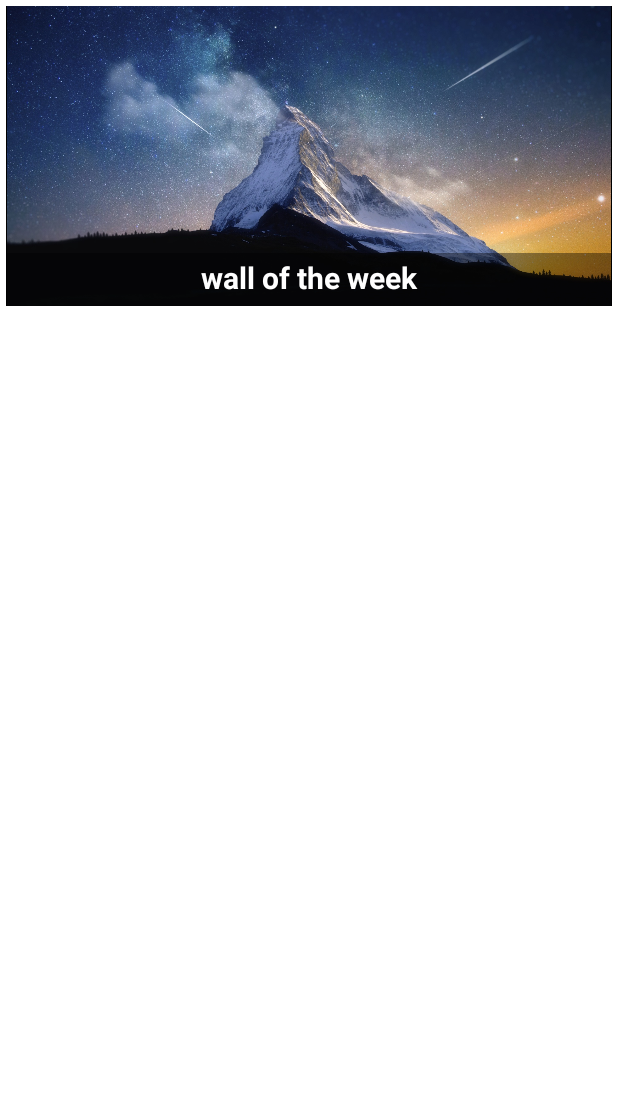
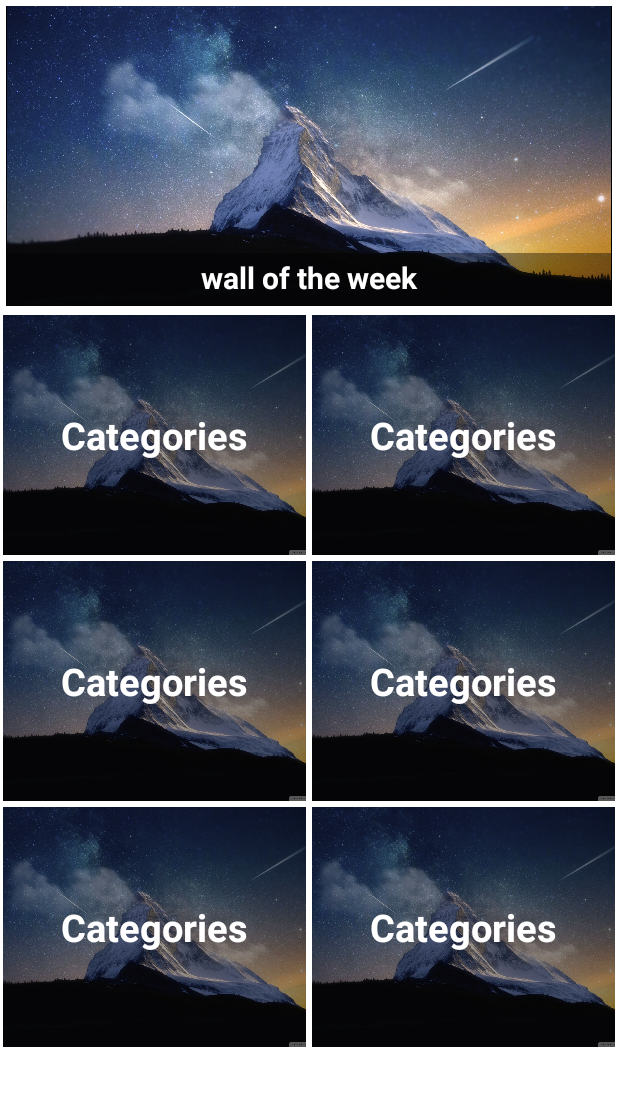
Before and after one commit to saitejaprasadam/HD-Wallpapers, an Android app: the screen it shows after launch (MainActivity), on a phone screen of 412 x 824 dp, the part 84-1190 px from its top. Run offline under Robolectric (Android 15) with nearby library versions, the phone set to English and light mode, and no system bars; our stand-ins replace ButterKnife.

Commit message:
category recycler view added (logic still need to added)

```diff
--- /dev/null
+++ b/app/src/main/java/com/leonius/hdwallpapers/AdapterClasses/RecyclerviewAdapter/CategoriesRecyclerviewAdapter.java
@@ -0,0 +1,48 @@
+package com.leonius.hdwallpapers.AdapterClasses.RecyclerviewAdapter;
+
+import android.content.Context;
+import android.support.v7.widget.RecyclerView;
+import android.view.LayoutInflater;
+import android.view.View;
+import android.view.ViewGroup;
+
+import com.leonius.hdwallpapers.R;
+
+import butterknife.BindView;
+import butterknife.ButterKnife;
+
+/*
+ * Created by saiteja prasadam on 1/5/2017.
+ */
+
+public class CategoriesRecyclerviewAdapter extends RecyclerView.Adapter<CategoriesRecyclerviewAdapter.CategoriesViewHolder>{
+
+    private final LayoutInflater inflater;
+
+    public CategoriesRecyclerviewAdapter(final Context context){
+        inflater = LayoutInflater.from(context);
+    }
+
+    @Override
+    public CategoriesRecyclerviewAdapter.CategoriesViewHolder onCreateViewHolder(ViewGroup parent, int viewType) {
+        return new CategoriesViewHolder(inflater.inflate(R.layout.activity_recyclerview_categories, parent, false));
+    }
+
+    @Override
+    public void onBindViewHolder(CategoriesRecyclerviewAdapter.CategoriesViewHolder holder, int position) {
+
+    }
+
+    @Override
+    public int getItemCount() {
+        return 6;
+    }
+
+    public class CategoriesViewHolder extends RecyclerView.ViewHolder{
+
+        public CategoriesViewHolder(View itemView) {
+            super(itemView);
+            ButterKnife.bind(this, itemView);
+        }
+    }
+}
--- a/app/src/main/java/com/leonius/hdwallpapers/UI/Fragments/CurrentWallpaperFragment.java
+++ /dev/null
@@ -1,30 +0,0 @@
-package com.leonius.hdwallpapers.UI.Fragments;
-
-import android.app.WallpaperManager;
-import android.graphics.drawable.Drawable;
-import android.os.Bundle;
-import android.support.v4.app.Fragment;
-import android.view.LayoutInflater;
-import android.view.View;
-import android.view.ViewGroup;
-import android.widget.FrameLayout;
-import android.widget.ImageView;
-
-import com.leonius.hdwallpapers.R;
-
-/*
- * Created by saiteja prasadam on 12/27/2016.
- */
-
-public class CurrentWallpaperFragment extends Fragment {
-
-    private View rootView;
-
-    public View onCreateView(LayoutInflater inflater, ViewGroup container, Bundle savedInstanceState) {
-        rootView = inflater.inflate(R.layout.fragment_current_wallpaper, container, false);
-        return rootView;
-    }
-    public void onActivityCreated(Bundle savedInstanceState) {
-        super.onActivityCreated(savedInstanceState);
-    }
-}
--- a/app/src/main/java/com/leonius/hdwallpapers/UI/Fragments/HelperFragments/MainTabFragment.java
+++ b/app/src/main/java/com/leonius/hdwallpapers/UI/Fragments/HelperFragments/MainTabFragment.java
@@ -12,7 +12,7 @@ import android.view.View;
 import android.view.ViewGroup;
 
 import com.leonius.hdwallpapers.R;
-import com.leonius.hdwallpapers.UI.Fragments.CurrentWallpaperFragment;
+import com.leonius.hdwallpapers.UI.Fragments.HomeFragment;
 
 
 /*
@@ -59,17 +59,17 @@ public class MainTabFragment extends Fragment{
 
     class MyAdapter extends FragmentPagerAdapter {
 
-        private CurrentWallpaperFragment currentWallpaperFragment;
+        private HomeFragment homeFragment;
 
         public MyAdapter(FragmentManager fm) {
             super(fm);
-            currentWallpaperFragment = new CurrentWallpaperFragment();
+            homeFragment = new HomeFragment();
         }
 
         @Override
         public Fragment getItem(int position) {
             switch (position){
-                case 0 : return currentWallpaperFragment;
+                case 0 : return homeFragment;
             }
             return null;
         }
--- /dev/null
+++ b/app/src/main/java/com/leonius/hdwallpapers/UI/Fragments/HomeFragment.java
@@ -0,0 +1,39 @@
+package com.leonius.hdwallpapers.UI.Fragments;
+
+import android.os.Bundle;
+import android.support.v4.app.Fragment;
+import android.support.v7.widget.GridLayoutManager;
+import android.support.v7.widget.RecyclerView;
+import android.view.LayoutInflater;
+import android.view.View;
+import android.view.ViewGroup;
+
+import com.leonius.hdwallpapers.AdapterClasses.RecyclerviewAdapter.CategoriesRecyclerviewAdapter;
+import com.leonius.hdwallpapers.R;
+
+import butterknife.BindView;
+import butterknife.ButterKnife;
+
+/*
+ * Created by saiteja prasadam on 12/27/2016.
+ */
+
+public class HomeFragment extends Fragment {
+
+    private View rootView;
+    @BindView(R.id.cat_recycler_view) RecyclerView recyclerView;
+
+    public View onCreateView(LayoutInflater inflater, ViewGroup container, Bundle savedInstanceState) {
+        rootView = inflater.inflate(R.layout.fragment_home_layout, container, false);
+        ButterKnife.bind(this, rootView);
+        return rootView;
+    }
+
+    public void onActivityCreated(Bundle savedInstanceState) {
+        super.onActivityCreated(savedInstanceState);
+
+        CategoriesRecyclerviewAdapter categoriesRecyclerviewAdapter = new CategoriesRecyclerviewAdapter(getContext());
+        recyclerView.setAdapter(categoriesRecyclerviewAdapter);
+        recyclerView.setLayoutManager(new GridLayoutManager(getContext(), 2, GridLayoutManager.VERTICAL, false));
+    }
+}
--- a/app/src/main/res/layout/activity_recyclerview_categories.xml
+++ b/app/src/main/res/layout/activity_recyclerview_categories.xml
@@ -1,10 +1,31 @@
 <?xml version="1.0" encoding="utf-8"?>
 <FrameLayout xmlns:android="http://schemas.android.com/apk/res/android"
     android:layout_width="match_parent"
-    android:layout_height="match_parent">
+    android:layout_height="160dp"
+    android:layout_margin="2dp">
 
     <ImageView
+        android:id="@+id/categories_image"
         android:layout_width="wrap_content"
-        android:layout_height="wrap_content" />
+        android:layout_height="wrap_content"
+        android:src="@mipmap/test_wallpaper_2"
+        android:scaleType="centerCrop"
+        android:contentDescription="@string/categories_image" />
+
+    <View
+        android:layout_width="match_parent"
+        android:layout_height="match_parent"
+        android:background="@drawable/actionbar_gradient_dark" />
+
+    <TextView
+        android:id="@+id/categories_title"
+        android:layout_width="wrap_content"
+        android:layout_height="wrap_content"
+        android:textStyle="bold"
+        android:layout_margin="10dp"
+        android:textSize="25sp"
+        android:textColor="@color/white"
+        android:layout_gravity="center"
+        android:text="@string/categories_name"/>
 
 </FrameLayout>
--- a/app/src/main/res/layout/fragment_current_wallpaper.xml
+++ /dev/null
@@ -1,47 +0,0 @@
-<LinearLayout
-    xmlns:android="http://schemas.android.com/apk/res/android"
-    android:layout_width="match_parent"
-    android:layout_height="match_parent"
-    android:orientation="vertical"
-    android:background="@color/white"
-    android:weightSum="1">
-
-    <FrameLayout
-        android:layout_width="match_parent"
-        android:layout_height="200dp"
-        android:layout_margin="4dp">
-
-        <ImageView
-            android:id="@+id/lock_screen_wallpaper_image_view"
-            android:layout_width="match_parent"
-            android:layout_height="match_parent"
-            android:scaleType="centerCrop"
-            android:src="@mipmap/test_wallpaper_2"
-            android:background="@drawable/border"
-            android:contentDescription="@string/lock_screen_wallpaper" />
-
-        <View
-            android:layout_width="match_parent"
-            android:layout_height="35dp"
-            android:layout_gravity="bottom"
-            android:background="@drawable/actionbar_gradient_dark" />
-
-        <TextView
-            android:layout_width="match_parent"
-            android:layout_height="match_parent"
-            android:gravity="center|bottom"
-            android:textStyle="bold"
-            android:textSize="20sp"
-            android:textColor="@color/white"
-            android:padding="5dp"
-            android:text="@string/Wallpaper_of_the_week"/>
-
-    </FrameLayout>
-
-    <android.support.v7.widget.RecyclerView
-        android:layout_margin="5dp"
-        android:layout_width="match_parent"
-        android:layout_height="match_parent"
-        android:layout_weight="0.53" />
-
-</LinearLayout>
--- /dev/null
+++ b/app/src/main/res/layout/fragment_home_layout.xml
@@ -0,0 +1,52 @@
+<android.support.v4.widget.NestedScrollView
+    xmlns:android="http://schemas.android.com/apk/res/android"
+    android:layout_width="match_parent"
+    android:layout_height="match_parent"
+    android:background="@color/white">
+
+    <LinearLayout
+        android:layout_width="match_parent"
+        android:layout_height="match_parent"
+        android:orientation="vertical"
+        android:background="@color/white">
+
+        <FrameLayout
+            android:layout_width="match_parent"
+            android:layout_height="200dp"
+            android:layout_margin="4dp">
+
+            <ImageView
+                android:id="@+id/lock_screen_wallpaper_image_view"
+                android:layout_width="match_parent"
+                android:layout_height="match_parent"
+                android:scaleType="centerCrop"
+                android:src="@mipmap/test_wallpaper_2"
+                android:background="@drawable/border"
+                android:contentDescription="@string/lock_screen_wallpaper" />
+
+            <View
+                android:layout_width="match_parent"
+                android:layout_height="35dp"
+                android:layout_gravity="bottom"
+                android:background="@drawable/actionbar_gradient_dark" />
+
+            <TextView
+                android:layout_width="match_parent"
+                android:layout_height="match_parent"
+                android:gravity="center|bottom"
+                android:textStyle="bold"
+                android:textSize="20sp"
+                android:textColor="@color/white"
+                android:padding="5dp"
+                android:text="@string/Wallpaper_of_the_week"/>
+
+        </FrameLayout>
+
+        <android.support.v7.widget.RecyclerView
+            android:id="@+id/cat_recycler_view"
+            android:layout_width="match_parent"
+            android:layout_height="match_parent" />
+
+    </LinearLayout>
+
+</android.support.v4.widget.NestedScrollView>
--- a/app/src/main/res/values/strings.xml
+++ b/app/src/main/res/values/strings.xml
@@ -7,4 +7,7 @@
     <string name="home_screen">Home screen</string>
     <string name="lock_screen">Lock screen</string>
     <string name="Wallpaper_of_the_week">wall of the week</string>
+    <string name="categories_icon">Categories icon</string>
+    <string name="categories_image">Categories image</string>
+    <string name="categories_name">Categories</string>
 </resources>
```
